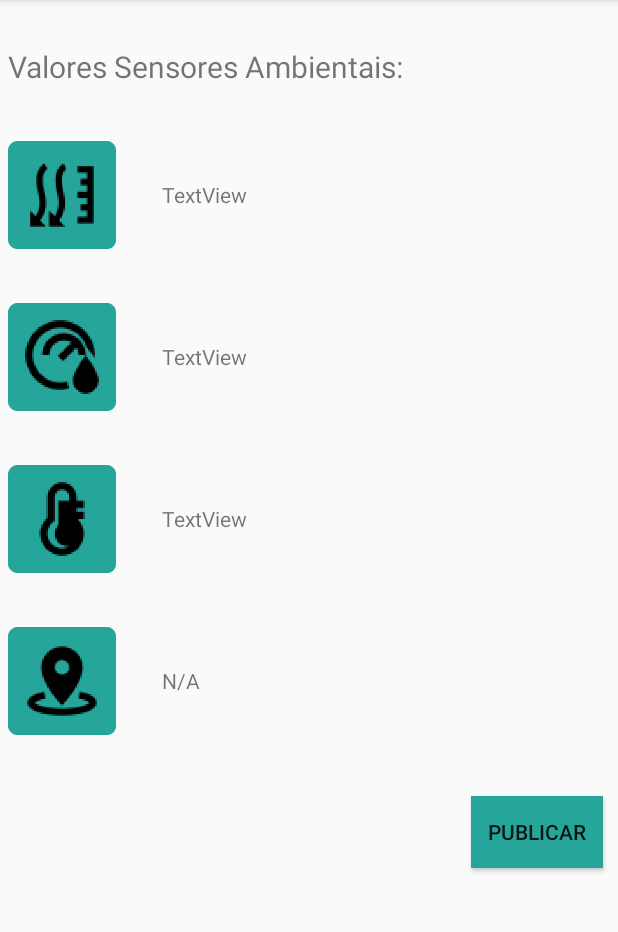
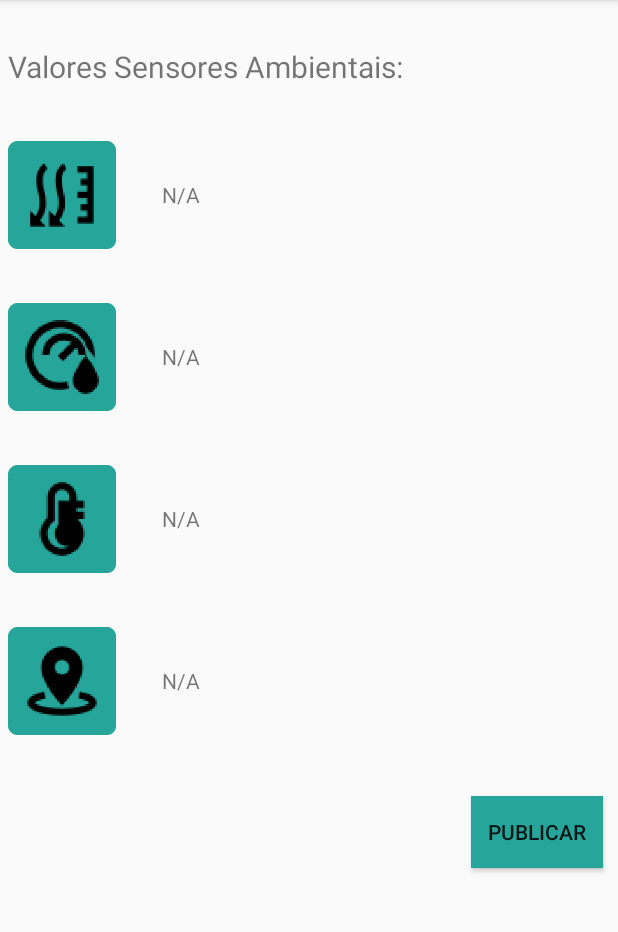
Before and after one commit to FredericoCordeiro/iAir, an Android app: the screen it shows after launch (SensoresActivity), after a tap on "VISUALIZAR INFORMAÇÃO SENSORES", on a phone screen of 412 x 824 dp, the part 84-1016 px from its top. Run offline under Robolectric (Android 15) with nearby library versions, the phone set to English and light mode, and no system bars; our stand-ins replace Volley; network calls fail; 3 statements that could not run were skipped.

Commit message:
Alterações na Main e sensores activity, swithc para canais

```diff
--- a/app/src/main/java/com/taes/iair/iair/MainActivity.java
+++ b/app/src/main/java/com/taes/iair/iair/MainActivity.java
@@ -20,10 +20,12 @@ import org.json.JSONArray;
 import org.json.JSONException;
 import org.json.JSONObject;
 
+import java.util.ArrayList;
+
 public class MainActivity extends AppCompatActivity {
 
 
-
+    String favorito;
     @Override
     protected void onCreate(Bundle savedInstanceState) {
         super.onCreate(savedInstanceState);
@@ -33,7 +35,7 @@ public class MainActivity extends AppCompatActivity {
 
 
         SharedPreferences prefs = this.getSharedPreferences("favorito", Context.MODE_PRIVATE);
-        String favorito = prefs.getString("favorito",null);
+        favorito = prefs.getString("favorito",null);
         Toast.makeText(this, favorito, Toast.LENGTH_SHORT).show();
 
 
@@ -43,7 +45,58 @@ public class MainActivity extends AppCompatActivity {
     public void atualizarQualidadeAr(){
 
         RequestQueue queue = Volley.newRequestQueue(this);
-        String url ="https://api.thingspeak.com/channels/365262/feeds.json?results=2";
+        String url;
+        switch (favorito){
+            case "Aveiro":
+
+                break;
+            case "Beja":
+
+                break;
+            case "Braga":
+
+                break;
+            case "Bragança":
+
+                break;
+            case "Castelo Branco":
+
+                break;
+            case "Coimbra":
+
+                break;
+            case "Évora":
+
+                break;
+            case "Faro":
+
+                break;
+            case "Guarda":
+
+                break;
+            case "Leiria":
+
+                break;
+            case "Lisboa":
+
+                break;
+            case "Portalegre":
+
+                break;
+            case "Porto":
+
+                break;
+            case "Santarém":
+
+                break;
+        }
+
+        // url ="https://api.thingspeak.com/channels/365262/feeds.json?results=1";
+
+
+
+
+
 
         StringRequest stringRequest = new StringRequest(Request.Method.GET, url,
                 new Response.Listener<String>() {
@@ -52,7 +105,25 @@ public class MainActivity extends AppCompatActivity {
                         try {
                             JSONObject mainObject = new JSONObject(response);
                             JSONArray feeds = mainObject.getJSONArray("feeds");
+                            //JSONObject ultimaInfo = null;
+
+                            ArrayList<JSONObject> list = new ArrayList<JSONObject>();
+                            if (feeds != null) {
+                                int len = feeds.length();
+                                for (int i=0;i<len;i++){
+                                    list.add((JSONObject) feeds.get(i));
+                                }
+                            }
+                            for(int i= list.size()-1;i>=0;i--){
+                                JSONObject atual;
+                                atual= list.get(i);
+
+
+
+                            }
+
                             JSONObject ultimaInfo = feeds.getJSONObject(feeds.length()-1);
+
 
                             atualizarTextBoxes(ultimaInfo.getInt("field3"),
                                     ultimaInfo.getInt("field2"),
@@ -80,7 +151,7 @@ public class MainActivity extends AppCompatActivity {
         final TextView txtTemp = findViewById(R.id.textViewTempAr);
 
         txtTemp.setText(String.valueOf(temp+" ºC"));
-        txtPressAtm.setText(String.valueOf(pressAtm+" atm"));
+        txtPressAtm.setText(String.valueOf(pressAtm+" hPa"));
         txtHum.setText(String.valueOf(hum+" %"));
 
     }
--- a/app/src/main/java/com/taes/iair/iair/SensoresActivity.java
+++ b/app/src/main/java/com/taes/iair/iair/SensoresActivity.java
@@ -27,6 +27,8 @@ import android.util.Log;
 import android.widget.TextView;
 import android.widget.Toast;
 
+import org.w3c.dom.Text;
+
 import java.io.IOException;
 import java.util.ArrayList;
 import java.util.List;
@@ -47,14 +49,38 @@ public class SensoresActivity extends AppCompatActivity implements SensorEventLi
     boolean isNetwork = false;
     boolean canGetLocation = true;
 
+    private SensorManager mSensorManager;
+    private Sensor pressure = null;
+    private Sensor temperature = null;
+    private Sensor humidity = null;
+
+    TextView txtHumidade ;
+    TextView txtPressure;
+    TextView txtTemperature;
+
     @Override
     protected void onCreate(Bundle savedInstanceState) {
         super.onCreate(savedInstanceState);
         setContentView(R.layout.activity_sensores);
 
+        txtHumidade = (TextView) findViewById(R.id.txtHum);
+        txtPressure = (TextView)findViewById(R.id.txtPress);
+        txtTemperature = (TextView)findViewById(R.id.txtTemp);
 
         mSensorManager = (SensorManager) getSystemService(Context.SENSOR_SERVICE);
 
+
+
+        verificarPresencaSensores();
+
+
+
+    }
+
+
+
+
+    public void verificarPresencaSensores(){
         if (mSensorManager.getDefaultSensor(Sensor.TYPE_PRESSURE) != null) {
             pressure = mSensorManager.getDefaultSensor(Sensor.TYPE_PRESSURE);
         } else {
@@ -66,7 +92,7 @@ public class SensoresActivity extends AppCompatActivity implements SensorEventLi
             Toast.makeText(this, "Não existe sensor de Temperatura Ambiente no seu dispositivo", Toast.LENGTH_SHORT).show();
         }
         if (mSensorManager.getDefaultSensor(Sensor.TYPE_RELATIVE_HUMIDITY) != null) {
-            temperature = mSensorManager.getDefaultSensor(Sensor.TYPE_RELATIVE_HUMIDITY);
+            humidity = mSensorManager.getDefaultSensor(Sensor.TYPE_RELATIVE_HUMIDITY);
         } else {
             Toast.makeText(this, "Não existe sensor de Humidade no seu dispositivo", Toast.LENGTH_SHORT).show();
         }
@@ -98,26 +124,30 @@ public class SensoresActivity extends AppCompatActivity implements SensorEventLi
             // get location
             getLocation();
         }
-
     }
 
-
-
-    private SensorManager mSensorManager;
-    private Sensor pressure = null;
-    private Sensor temperature = null;
-    private Sensor humidity = null;
-
-
     @Override
-    public void onAccuracyChanged(Sensor sensor, int accuracy) {
+    protected void onResume() {
+        super.onResume();
+        mSensorManager.registerListener(this, pressure, SensorManager.SENSOR_DELAY_NORMAL);
+        mSensorManager.registerListener(this, temperature, SensorManager.SENSOR_DELAY_NORMAL);
+        mSensorManager.registerListener(this, humidity, SensorManager.SENSOR_DELAY_NORMAL);
 
     }
 
     @Override
+    public void onAccuracyChanged(Sensor sensor, int accuracy) {
+         }
+
+    @Override
     public void onSensorChanged(SensorEvent event) {
-        float pressure_mbar = event.values[0];
-        Toast.makeText(this, String.valueOf(pressure_mbar), Toast.LENGTH_SHORT).show();
+
+        if (event.sensor.getType() == Sensor.TYPE_AMBIENT_TEMPERATURE)
+            txtTemperature.setText(String.valueOf(event.values[0])+" ºC");
+        if (event.sensor.getType() == Sensor.TYPE_PRESSURE)
+            txtPressure.setText(String.valueOf(event.values[0])+" hPa");
+        if(event.sensor.getType() == Sensor.TYPE_RELATIVE_HUMIDITY)
+            txtHumidade.setText(String.valueOf(event.values[0])+" %");
     }
 
     public void getCity(double latitude, double longitude) {
--- a/app/src/main/res/layout/activity_main.xml
+++ b/app/src/main/res/layout/activity_main.xml
@@ -57,7 +57,7 @@
             android:layout_width="wrap_content"
             android:layout_height="wrap_content"
             android:layout_weight="1"
-            android:text="TextView"
+            android:text="N/A"
             android:textAlignment="center" />
 
         <TextView
@@ -65,7 +65,7 @@
             android:layout_width="wrap_content"
             android:layout_height="wrap_content"
             android:layout_weight="1"
-            android:text="TextView"
+            android:text="N/A"
             android:textAlignment="center" />
 
         <TextView
@@ -73,7 +73,7 @@
             android:layout_width="wrap_content"
             android:layout_height="wrap_content"
             android:layout_weight="1"
-            android:text="TextView"
+            android:text="N/A"
             android:textAlignment="center" />
 
     </LinearLayout>
--- a/app/src/main/res/layout/activity_sensores.xml
+++ b/app/src/main/res/layout/activity_sensores.xml
@@ -53,11 +53,11 @@
                 android:orientation="vertical"></LinearLayout>
 
             <TextView
-                android:id="@+id/textView3"
+                android:id="@+id/txtPress"
                 android:layout_width="match_parent"
                 android:layout_height="wrap_content"
                 android:layout_weight="1"
-                android:text="TextView" />
+                android:text="N/A" />
         </LinearLayout>
 
         <LinearLayout
@@ -88,11 +88,11 @@
                 android:orientation="vertical"></LinearLayout>
 
             <TextView
-                android:id="@+id/textView4"
+                android:id="@+id/txtHum"
                 android:layout_width="match_parent"
                 android:layout_height="wrap_content"
                 android:layout_weight="1"
-                android:text="TextView" />
+                android:text="N/A" />
         </LinearLayout>
 
         <LinearLayout
@@ -123,11 +123,11 @@
                 android:orientation="vertical"></LinearLayout>
 
             <TextView
-                android:id="@+id/textView5"
+                android:id="@+id/txtTemp"
                 android:layout_width="wrap_content"
                 android:layout_height="wrap_content"
                 android:layout_weight="1"
-                android:text="TextView" />
+                android:text="N/A" />
         </LinearLayout>
         <LinearLayout
             android:layout_width="match_parent"
```
